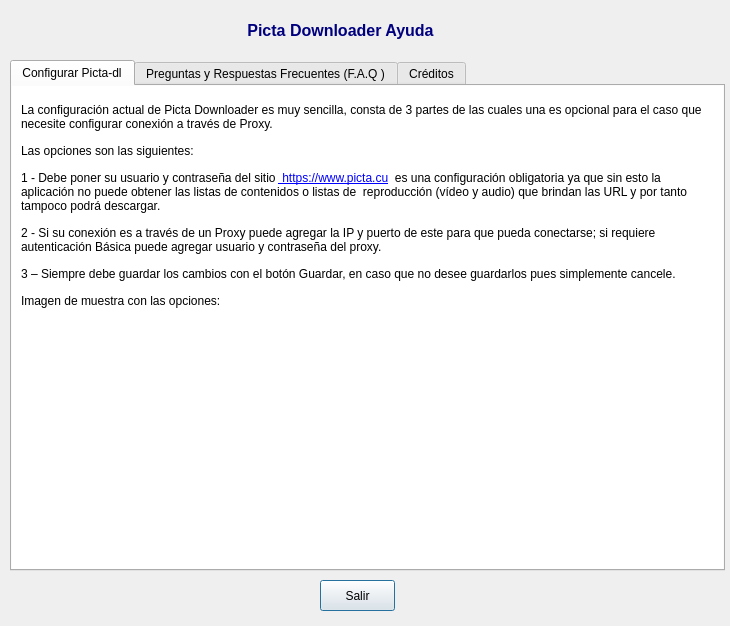
First picture: the form in information.ui, repository oleksis/picta-dl-gui, before the edit.
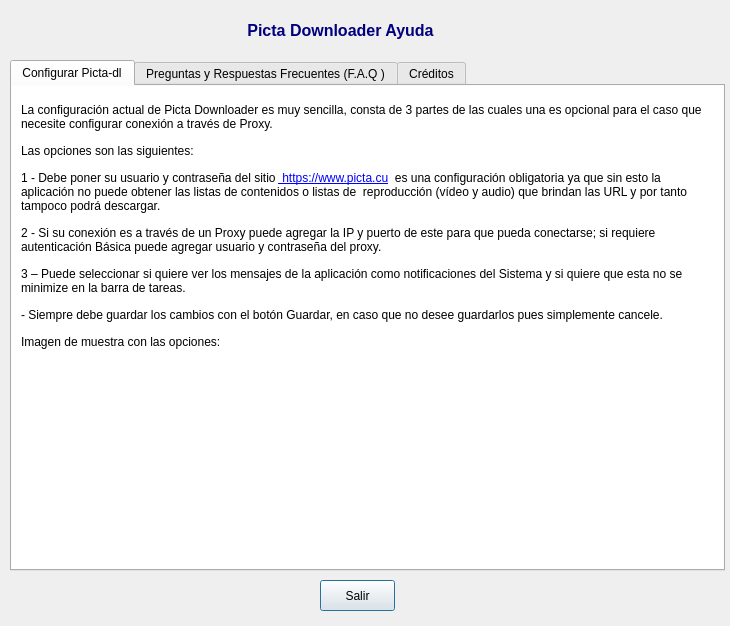
Second picture: the form after the edit. The open tabs and pages were chosen to show the change. Icons and pictures are not drawn.

Patch:
```diff
--- a/information.ui
+++ b/information.ui
@@ -104,8 +104,8 @@
       <string>&lt;!DOCTYPE HTML PUBLIC &quot;-//W3C//DTD HTML 4.0//EN&quot; &quot;http://www.w3.org/TR/REC-html40/strict.dtd&quot;&gt;
 &lt;html&gt;&lt;head&gt;&lt;meta name=&quot;qrichtext&quot; content=&quot;1&quot; /&gt;&lt;style type=&quot;text/css&quot;&gt;
 p, li { white-space: pre-wrap; }
-&lt;/style&gt;&lt;/head&gt;&lt;body style=&quot; font-family:'Arial','Arial'; font-size:8.25pt; font-weight:400; font-style:normal;&quot;&gt;
-&lt;p style=&quot; margin-top:10px; margin-bottom:10px; margin-left:5px; margin-right:5px; -qt-block-indent:0; text-indent:0px;&quot;&gt;&lt;span style=&quot; font-family:'Arial';&quot;&gt;&lt;br /&gt;&lt;/span&gt;&lt;span style=&quot; font-family:'Arial'; font-size:9.25pt;&quot;&gt;La configuración actual de Picta Downloader es muy sencilla, consta de 3 partes de las cuales una es opcional para el caso que necesite configurar conexión a través de Proxy.&lt;/span&gt;&lt;span style=&quot; font-family:'Arial';&quot;&gt;&lt;br /&gt;&lt;br /&gt;&lt;/span&gt;&lt;span style=&quot; font-family:'Arial'; font-size:9.25pt;&quot;&gt;Las opciones son las siguientes:&lt;/span&gt;&lt;span style=&quot; font-family:'Arial';&quot;&gt;&lt;br /&gt;&lt;br /&gt;&lt;/span&gt;&lt;span style=&quot; font-family:'Arial'; font-size:9.25pt;&quot;&gt;1 - Debe poner su usuario y contraseña del sitio &lt;/span&gt;&lt;a href=&quot; https://www.picta.cu&quot;&gt;&lt;span style=&quot; font-family:'Arial'; font-size:9.25pt; text-decoration: underline; color:#0000ff;&quot;&gt; https://www.picta.cu&lt;/span&gt;&lt;/a&gt;&lt;span style=&quot; font-family:'Arial'; font-size:9.25pt;&quot;&gt;  es una configuración obligatoria ya que sin esto la aplicación no puede obtener las listas de contenidos o listas de  reproducción (vídeo y audio) que brindan las URL y por tanto tampoco podrá descargar.&lt;/span&gt;&lt;span style=&quot; font-family:'Arial';&quot;&gt;&lt;br /&gt;&lt;br /&gt;&lt;/span&gt;&lt;span style=&quot; font-family:'Arial'; font-size:9.25pt;&quot;&gt;2 - Si su conexión es a través de un Proxy puede agregar la IP y puerto de este para que pueda conectarse; si requiere autenticación Básica puede agregar usuario y contraseña del proxy. &lt;/span&gt;&lt;span style=&quot; font-family:'Arial';&quot;&gt;&lt;br /&gt;&lt;br /&gt;&lt;/span&gt;&lt;span style=&quot; font-family:'Arial'; font-size:9.25pt;&quot;&gt;3 – Siempre debe guardar los cambios con el botón Guardar, en caso que no desee guardarlos pues simplemente cancele. &lt;/span&gt;&lt;span style=&quot; font-family:'Arial';&quot;&gt;&lt;br /&gt;&lt;br /&gt;&lt;/span&gt;&lt;span style=&quot; font-family:'Arial'; font-size:9.25pt;&quot;&gt;Imagen de muestra con las opciones:&lt;/span&gt;&lt;span style=&quot; font-family:'Arial';&quot;&gt;&lt;br /&gt;&lt;br /&gt;&lt;/span&gt;&lt;img src=&quot;:/Ayuda/picta-dl-config.png&quot; /&gt;&lt;span style=&quot; font-family:'MS Shell Dlg 2'; font-size:8pt;&quot;&gt;&lt;br /&gt;&lt;br /&gt;&lt;/span&gt;&lt;/p&gt;&lt;/body&gt;&lt;/html&gt;</string>
+&lt;/style&gt;&lt;/head&gt;&lt;body style=&quot; font-family:'Arial'; font-size:8.25pt; font-weight:400; font-style:normal;&quot;&gt;
+&lt;p style=&quot; margin-top:10px; margin-bottom:10px; margin-left:5px; margin-right:5px; -qt-block-indent:0; text-indent:0px;&quot;&gt;&lt;br /&gt;&lt;span style=&quot; font-size:9.25pt;&quot;&gt;La configuración actual de Picta Downloader es muy sencilla, consta de 3 partes de las cuales una es opcional para el caso que necesite configurar conexión a través de Proxy.&lt;/span&gt;&lt;br /&gt;&lt;br /&gt;&lt;span style=&quot; font-size:9.25pt;&quot;&gt;Las opciones son las siguientes:&lt;/span&gt;&lt;br /&gt;&lt;br /&gt;&lt;span style=&quot; font-size:9.25pt;&quot;&gt;1 - Debe poner su usuario y contraseña del sitio &lt;/span&gt;&lt;a href=&quot; https://www.picta.cu&quot;&gt;&lt;span style=&quot; font-size:9.25pt; text-decoration: underline; color:#0000ff;&quot;&gt; https://www.picta.cu&lt;/span&gt;&lt;/a&gt;&lt;span style=&quot; font-size:9.25pt;&quot;&gt;  es una configuración obligatoria ya que sin esto la aplicación no puede obtener las listas de contenidos o listas de  reproducción (vídeo y audio) que brindan las URL y por tanto tampoco podrá descargar.&lt;/span&gt;&lt;br /&gt;&lt;br /&gt;&lt;span style=&quot; font-size:9.25pt;&quot;&gt;2 - Si su conexión es a través de un Proxy puede agregar la IP y puerto de este para que pueda conectarse; si requiere autenticación Básica puede agregar usuario y contraseña del proxy. &lt;/span&gt;&lt;br /&gt;&lt;br /&gt;&lt;span style=&quot; font-size:9.25pt;&quot;&gt;3 – Puede seleccionar si quiere ver los mensajes de la aplicación como notificaciones del Sistema y si quiere que esta no se minimize en la barra de tareas.&lt;/span&gt;&lt;br /&gt;&lt;br /&gt;&lt;span style=&quot; font-size:9.25pt;&quot;&gt;- Siempre debe guardar los cambios con el botón Guardar, en caso que no desee guardarlos pues simplemente cancele.&lt;/span&gt;&lt;br /&gt;&lt;br /&gt;&lt;span style=&quot; font-size:9.25pt;&quot;&gt;Imagen de muestra con las opciones:&lt;/span&gt;&lt;br /&gt;&lt;br /&gt;&lt;img src=&quot;:/Ayuda/picta-dl-config.png&quot; /&gt;&lt;span style=&quot; font-family:'MS Shell Dlg 2'; font-size:8pt;&quot;&gt;&lt;br /&gt;&lt;br /&gt;&lt;/span&gt;&lt;/p&gt;&lt;/body&gt;&lt;/html&gt;</string>
      </property>
      <property name="textInteractionFlags">
       <set>Qt::TextSelectableByKeyboard|Qt::TextSelectableByMouse</set>
```
Left out of the diff: 4 changed lines with no effect on the pictures.
